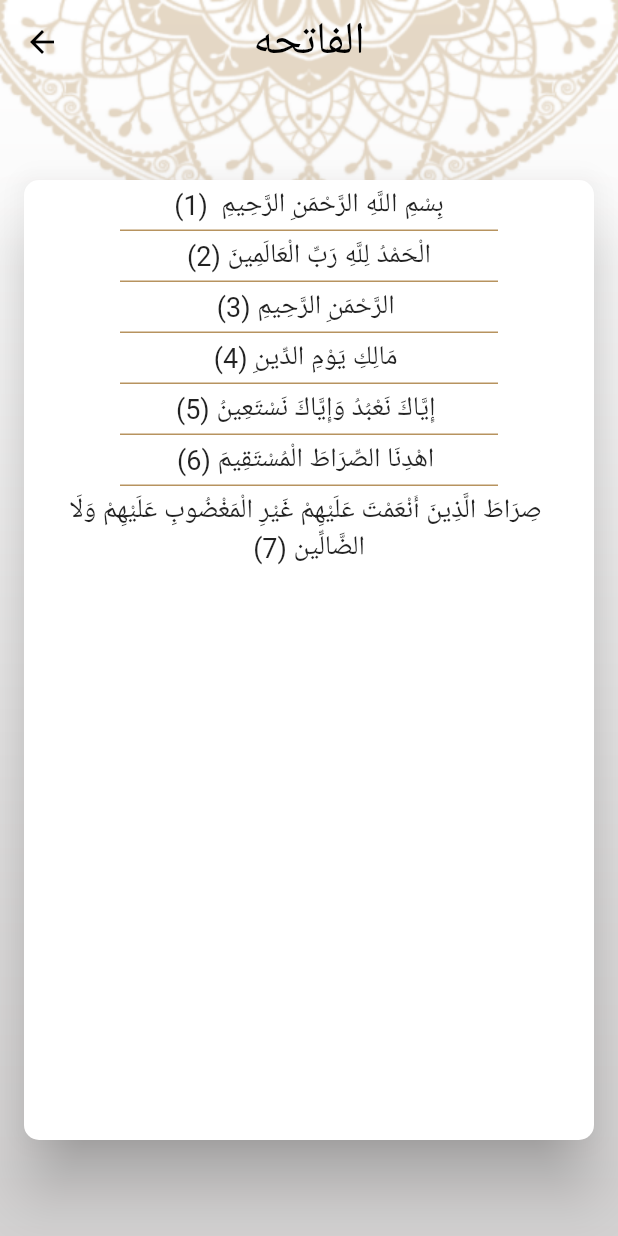
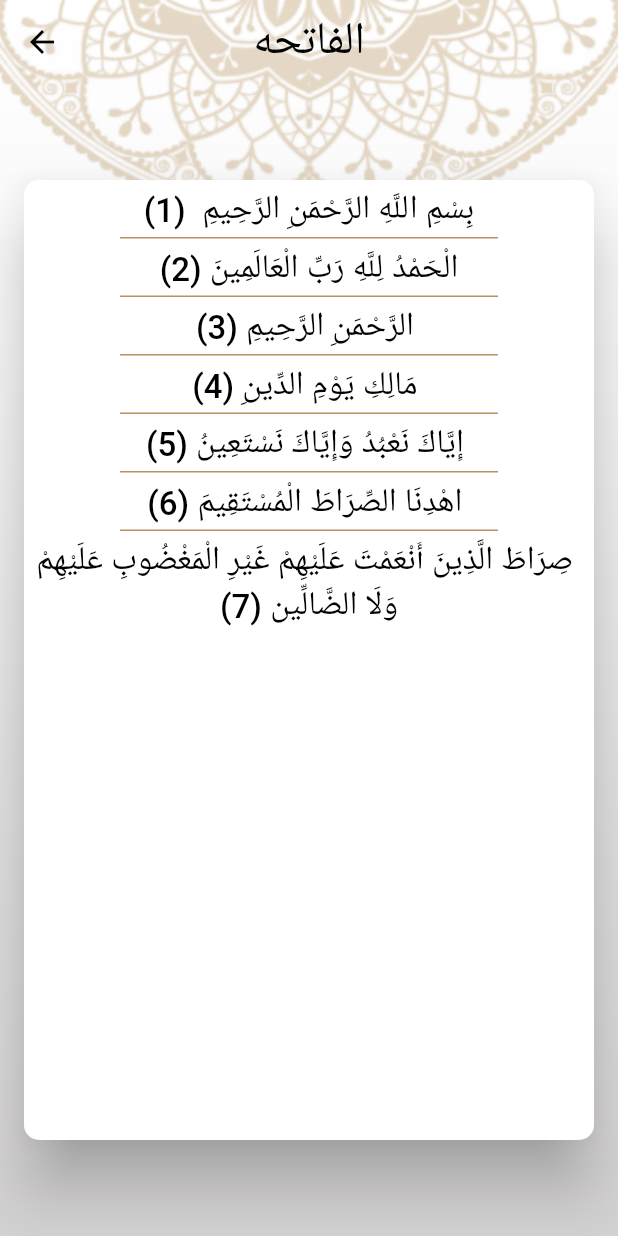
Before and after one commit to rosesosi/Islami_app, a Flutter app: the HomeScreen screen opened by its route, after a tap on "الفاتحه", on a phone screen of 412 x 824 dp. Run offline on Flutter 3.47's test engine with Material 2 defaults, Android fonts, the phone set to English and light mode, and no system bars.

Commit message:
+add setting tab +change theming +radio tab

```diff
--- a/lib/Home/HomeScreen.dart
+++ b/lib/Home/HomeScreen.dart
@@ -2,7 +2,10 @@ import 'package:flutter/material.dart';
 import 'package:islami_app/Home/Quran/quran_tab.dart';
 import 'package:islami_app/Home/hadeth/hadeth_tab.dart';
 import 'package:islami_app/Home/radio/radio_tab.dart';
+import 'package:islami_app/Home/setting/setting_tab.dart';
 import 'package:islami_app/Home/tasbeh/tasbeh_tab.dart';
+import 'package:islami_app/providers/settings_provider.dart';
+import 'package:provider/provider.dart';
 
 class HomeScreen extends StatefulWidget {
   static const String routeName = 'Home_Screen';
@@ -16,10 +19,11 @@ class _HomeScreenState extends State<HomeScreen> {
 
   @override
   Widget build(BuildContext context) {
+    var settingProvider = Provider.of<SettingsProvider>(context);
     return Container(
-      decoration: const BoxDecoration(
+      decoration: BoxDecoration(
           image: DecorationImage(
-              image: AssetImage('assets/images/default_bg.png'),
+              image: AssetImage(settingProvider.getMainBackgroundImage()),
               fit: BoxFit.fill)),
       child: Scaffold(
           appBar: AppBar(
@@ -53,11 +57,21 @@ class _HomeScreenState extends State<HomeScreen> {
                   icon: const ImageIcon(
                       AssetImage('assets/images/icon_sebha.png')),
                   label: 'sebha'),
+              BottomNavigationBarItem(
+                  backgroundColor: Theme.of(context).primaryColor,
+                  icon: Icon(Icons.settings),
+                  label: 'setting'),
             ],
           ),
           body: tabs[selectedIndex]),
     );
   }
 
-  List<Widget> tabs = [QuranTab(), HadethTab(), RadioTab(), TasbehTab()];
+  List<Widget> tabs = [
+    QuranTab(),
+    HadethTab(),
+    RadioTab(),
+    TasbehTab(),
+    SettingTab()
+  ];
 }
--- a/lib/Home/Quran/quran_tab.dart
+++ b/lib/Home/Quran/quran_tab.dart
@@ -128,7 +128,7 @@ class QuranTab extends StatelessWidget {
               flex: 2,
               child: Image.asset('assets/images/qur2an_screen_logo.png')),
           Container(
-            color: Theme.of(context).primaryColor,
+            color: Theme.of(context).accentColor,
             height: 2,
             margin: EdgeInsets.all(8.0),
           ),
@@ -136,11 +136,11 @@ class QuranTab extends StatelessWidget {
             padding: const EdgeInsets.all(8.0),
             child: Text(
               'Sura Name',
-              style: TextStyle(fontSize: 25),
+              style: Theme.of(context).textTheme.headline4,
             ),
           ),
           Container(
-            color: Theme.of(context).primaryColor,
+            color: Theme.of(context).accentColor,
             height: 2,
             margin: EdgeInsets.all(8.0),
           ),
@@ -153,8 +153,8 @@ class QuranTab extends StatelessWidget {
               itemCount: SuraNames.length,
               separatorBuilder: (_, index) {
                 return Container(
-                  color: Theme.of(context).primaryColor,
-                  height: 2,
+                  color: Theme.of(context).accentColor,
+                  height: 1,
                   margin: EdgeInsets.symmetric(horizontal: 64),
                 );
               },
--- a/lib/Home/Quran/sura_title_widget.dart
+++ b/lib/Home/Quran/sura_title_widget.dart
@@ -19,9 +19,7 @@ class SuraTitleWidget extends StatelessWidget {
         alignment: Alignment.center,
         child: Text(
           title,
-          style: TextStyle(
-            fontSize: 28,
-          ),
+          style: Theme.of(context).textTheme.headline4,
         ),
       ),
     );
--- a/lib/Home/hadeth/hadeth_title_widget.dart
+++ b/lib/Home/hadeth/hadeth_title_widget.dart
@@ -18,9 +18,7 @@ class HadethTitleWidget extends StatelessWidget {
         alignment: Alignment.center,
         child: Text(
           hadeth.title,
-          style: TextStyle(
-            fontSize: 28,
-          ),
+          style: Theme.of(context).textTheme.headline4,
         ),
       ),
     );
--- a/lib/my_theme.dart
+++ b/lib/my_theme.dart
@@ -2,8 +2,24 @@ import 'package:flutter/material.dart';
 
 class MyTheme {
   static const Color lightprimaryColor = Color(0xFFB7935F);
+  static const Color darkPrimaryColor = Color(0xFF141A2E);
+  static const Color yellow = Color(0xFFFACC1D);
 
   static ThemeData lightTheme = ThemeData(
+    bottomSheetTheme: BottomSheetThemeData(
+        backgroundColor: Colors.white,
+        shape: RoundedRectangleBorder(
+            borderRadius: BorderRadius.only(
+                topLeft: Radius.circular(18), topRight: Radius.circular(18)))),
+    cardColor: Colors.white,
+    accentColor: lightprimaryColor,
+    textTheme: const TextTheme(
+        headline6: TextStyle(
+          fontSize: 22,
+          color: Colors.black,
+        ),
+        headline4: TextStyle(fontSize: 28, color: Colors.black),
+        subtitle2: TextStyle(fontSize: 14, color: Colors.black)),
     scaffoldBackgroundColor: Colors.transparent,
     appBarTheme: const AppBarTheme(
         color: Colors.transparent,
@@ -27,4 +43,43 @@ class MyTheme {
         selectedLabelStyle: TextStyle(color: Colors.black),
         selectedItemColor: Colors.black),
   );
+
+  static ThemeData darkTheme = ThemeData(
+    bottomSheetTheme: BottomSheetThemeData(
+        backgroundColor: darkPrimaryColor,
+        shape: RoundedRectangleBorder(
+            borderRadius: BorderRadius.only(
+                topLeft: Radius.circular(18), topRight: Radius.circular(18)))),
+    cardColor: darkPrimaryColor,
+    accentColor: yellow,
+    textTheme: const TextTheme(
+        headline6: TextStyle(
+          fontSize: 18,
+          color: Colors.white,
+        ),
+        headline4: TextStyle(fontSize: 25, color: Colors.white),
+        subtitle2: TextStyle(fontSize: 14, color: Colors.white)),
+    scaffoldBackgroundColor: Colors.transparent,
+    appBarTheme: const AppBarTheme(
+        color: Colors.transparent,
+        elevation: 0,
+        centerTitle: true,
+        titleTextStyle: TextStyle(
+          color: Colors.white,
+          fontSize: 30,
+        ),
+        iconTheme: IconThemeData(color: Colors.white)),
+    primaryColor: darkPrimaryColor,
+    bottomNavigationBarTheme: const BottomNavigationBarThemeData(
+        backgroundColor: lightprimaryColor,
+        showSelectedLabels: true,
+        showUnselectedLabels: false,
+        selectedIconTheme: IconThemeData(color: yellow, size: 36),
+        unselectedIconTheme: IconThemeData(
+          size: 24,
+          color: Colors.white,
+        ),
+        selectedLabelStyle: TextStyle(color: yellow),
+        selectedItemColor: yellow),
+  );
 }
--- /dev/null
+++ b/lib/providers/settings_provider.dart
@@ -0,0 +1,21 @@
+import 'package:flutter/material.dart';
+
+class SettingsProvider extends ChangeNotifier {
+  ThemeMode currentTheme = ThemeMode.light;
+
+  // observable pattern
+  void changeTheme(ThemeMode newMode) {
+    currentTheme = newMode;
+    notifyListeners();
+  }
+
+  String getMainBackgroundImage() {
+    return currentTheme == ThemeMode.light
+        ? 'assets/images/default_bg.png'
+        : 'assets/images/dark_bg.png';
+  }
+
+  bool isDarkMode() {
+    return currentTheme == ThemeMode.dark;
+  }
+}
--- a/lib/sura_details/sura_details_Screen.dart
+++ b/lib/sura_details/sura_details_Screen.dart
@@ -2,6 +2,9 @@ import 'package:flutter/material.dart';
 import 'package:flutter/services.dart';
 import 'package:islami_app/sura_details/sura_details_arguments.dart';
 import 'package:islami_app/sura_details/verse_item.dart';
+import 'package:provider/provider.dart';
+
+import '../providers/settings_provider.dart';
 
 class SuraDetailsScreen extends StatefulWidget {
   static const String routeName = 'SuraDetailsScreen';
@@ -15,6 +18,7 @@ class _SuraDetailsScreenState extends State<SuraDetailsScreen> {
 
   @override
   Widget build(BuildContext context) {
+    var settingProvider = Provider.of<SettingsProvider>(context);
     SuraDetailsARgs? args =
         ModalRoute.of(context)?.settings.arguments as SuraDetailsARgs;
     //read file ht25d w2t ad eh ?? bt25d w2t le3'yt ma tsht3'l keda
@@ -22,9 +26,9 @@ class _SuraDetailsScreenState extends State<SuraDetailsScreen> {
     if (verses.isEmpty) readfile(args.index + 1);
 
     return Container(
-      decoration: const BoxDecoration(
+      decoration: BoxDecoration(
           image: DecorationImage(
-              image: AssetImage('assets/images/default_bg.png'),
+              image: AssetImage(settingProvider.getMainBackgroundImage()),
               fit: BoxFit.fill)),
       child: Scaffold(
           appBar: AppBar(
@@ -34,7 +38,6 @@ class _SuraDetailsScreenState extends State<SuraDetailsScreen> {
             elevation: 18,
             shape:
             RoundedRectangleBorder(borderRadius: BorderRadius.circular(10)),
-            color: Colors.white,
             margin: EdgeInsets.symmetric(vertical: 64, horizontal: 16),
             child: verses.isEmpty
                 ? Center(
@@ -47,7 +50,7 @@ class _SuraDetailsScreenState extends State<SuraDetailsScreen> {
                 itemCount: verses.length,
                 separatorBuilder: (_, index) {
                   return Container(
-                        color: Theme.of(context).primaryColor,
+                    color: Theme.of(context).accentColor,
                         height: 1,
                         margin: EdgeInsets.symmetric(horizontal: 64),
                       );
--- a/lib/sura_details/verse_item.dart
+++ b/lib/sura_details/verse_item.dart
@@ -17,7 +17,7 @@ class VerseWidget extends StatelessWidget {
           '$text ($pos)',
           textDirection: TextDirection.rtl,
           textAlign: TextAlign.center,
-          style: TextStyle(fontSize: 18),
+          style: Theme.of(context).textTheme.headline6,
         ));
   }
 }
--- a/pubspec.yaml
+++ b/pubspec.yaml
@@ -29,7 +29,7 @@ environment:
 dependencies:
   flutter:
     sdk: flutter
-
+  provider: ^6.0.5
 
   # The following adds the Cupertino Icons font to your application.
   # Use with the CupertinoIcons class for iOS style icons.
```
Also changed, not shown: lib/Home/hadeth/hadeth_tab.dart (+5 -5 lines), lib/Home/radio/radio_tab.dart (+5 -8 lines), lib/Home/setting/setting_tab.dart (added, +73 -0 lines), lib/Home/setting/theme_bottom_sheet.dart (added, +67 -0 lines), lib/hadeth_details/hadeth_details_screen.dart (+10 -7 lines), lib/main.dart (+10 -2 lines), pubspec.lock. Lines whose indentation alone changed are shown as unchanged.
